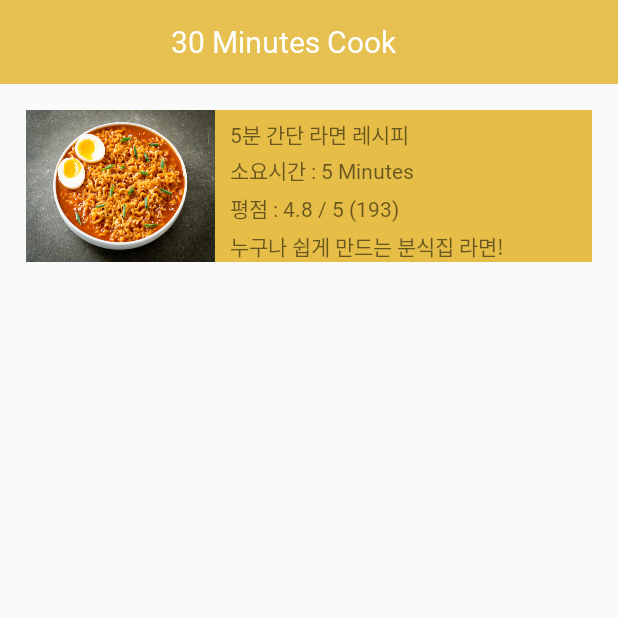
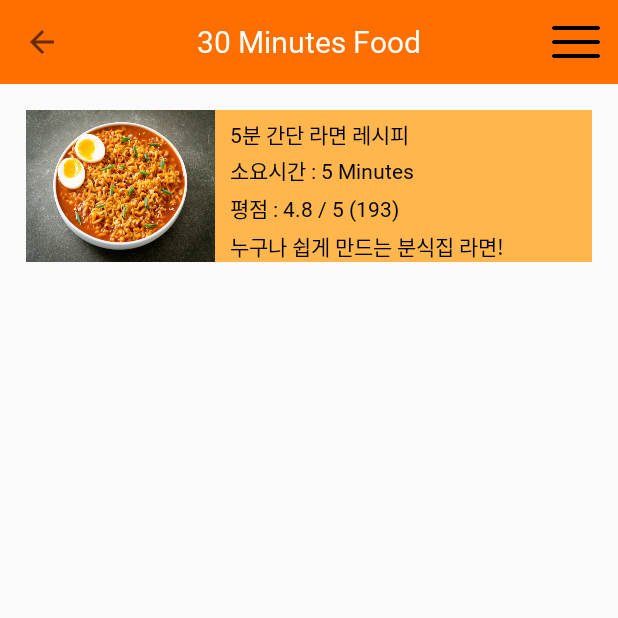
Before and after one commit to SeunPil/Android_WS, an Android app: the screen it shows after launch (MainActivity), on a phone screen of 412 x 824 dp, the top half of it. Run offline under Robolectric (Android 15) with nearby library versions, the phone set to English and light mode, and no system bars; libraries missing offline, so code that uses them is left out: com.ramotion.foldingcell; plain views replace FoldingCell; 2 statements that could not run were skipped.

Commit message:
Toolbar_basic2

```diff
--- a/app/src/main/AndroidManifest.xml
+++ b/app/src/main/AndroidManifest.xml
@@ -7,10 +7,10 @@
         android:dataExtractionRules="@xml/data_extraction_rules"
         android:fullBackupContent="@xml/backup_rules"
         android:icon="@mipmap/ic_launcher"
-        android:label="@string/app_name"
+        android:label=""
         android:roundIcon="@mipmap/ic_launcher_round"
         android:supportsRtl="true"
-        android:theme="@style/Theme.WSApplication"
+        android:theme="@style/Theme.AppCompat.Light.NoActionBar"
         tools:targetApi="31">
         <activity
             android:name=".MainActivity"
--- a/app/src/main/java/com/example/wsapplication/MainActivity.java
+++ b/app/src/main/java/com/example/wsapplication/MainActivity.java
@@ -1,8 +1,10 @@
 package com.example.wsapplication;
 
 import androidx.appcompat.app.AppCompatActivity;
+import androidx.appcompat.widget.Toolbar;
 
 import android.os.Bundle;
+import android.view.Menu;
 import android.view.View;
 import android.widget.Button;
 import android.widget.EditText;
@@ -22,12 +24,27 @@ public class MainActivity extends AppCompatActivity {
 
         // get our folding cell
         final FoldingCell fc = (FoldingCell) findViewById(R.id.folding_cell);
+        Toolbar toolbar = (Toolbar) findViewById(R.id.board_toolbar);
+        setSupportActionBar(toolbar);
+        getSupportActionBar().setDisplayHomeAsUpEnabled(true);
+
+
         // attach click listener to folding cell
         fc.setOnClickListener(new View.OnClickListener() {
             @Override
             public void onClick(View v) {
                 fc.toggle(false);
+
             }
         });
+
+    }
+
+    @Override
+    public boolean onCreateOptionsMenu(Menu menu) {
+        getMenuInflater().inflate(R.menu.menu_toolbar, menu);
+        return true;
+
+
     }
 }
--- a/app/src/main/res/layout/activity_main.xml
+++ b/app/src/main/res/layout/activity_main.xml
@@ -5,21 +5,30 @@
     android:layout_width="match_parent"
     android:layout_height="match_parent"
     android:orientation="vertical"
-    tools:context=".MainActivity"
-    >
+    tools:context=".MainActivity" >
+
 
     <androidx.appcompat.widget.Toolbar
-        android:id="@+id/toolbar"
+        android:id="@+id/board_toolbar"
         android:layout_width="match_parent"
-        android:layout_height="?attr/actionBarSize"
-        android:background="#E6C151"
-        app:titleTextColor="@color/white"
-        android:theme="@style/Theme.WSApplication"
-        android:fontFamily="@font/dalseohealingbold"
-        app:title="                     30 Minutes Cook"
-        />
+        android:layout_height="?actionBarSize"
+        android:background="#ff6f00"
+        app:contentInsetStart="0dp"
+        app:menu="@menu/menu_toolbar"
+        app:titleTextColor="@color/white">
+
+        <TextView
+            android:id="@+id/bar_findText"
+            android:layout_width="wrap_content"
+            android:layout_height="wrap_content"
+            android:layout_gravity="center"
+            android:fontFamily="@font/dalseohealingbold"
+            android:text="30 Minutes Food"
+            android:textColor="@color/white"
+            android:textSize="20sp" />
 
 
+    </androidx.appcompat.widget.Toolbar>
 
     <com.ramotion.foldingcell.FoldingCell
         android:id="@+id/folding_cell"
@@ -79,13 +88,13 @@
                         android:layout_width="match_parent"
                         android:layout_height="25dp"
                         android:layout_weight="1"
-                        android:background="#E6BE47"
+                        android:background="#ffb74d"
                         android:fontFamily="@font/dalseohealingbold"
 
                         android:paddingLeft="10dp"
                         android:paddingTop="5dp"
                         android:gravity="left"
-
+                        android:textColor="@color/black"
                         android:text="5분 간단 라면 레시피" />
 
 
@@ -94,12 +103,12 @@
                         android:layout_width="match_parent"
                         android:layout_height="25dp"
                         android:layout_weight="1"
-                        android:background="#E6BE47"
+                        android:background="#ffb74d"
                         android:fontFamily="@font/dalseohealingbold"
 
                         android:paddingLeft="10dp"
                         android:paddingTop="4dp"
-
+                        android:textColor="@color/black"
                         android:text="소요시간 : 5 Minutes"
                         />
 
@@ -108,12 +117,12 @@
                         android:layout_width="match_parent"
                         android:layout_height="25dp"
                         android:layout_weight="1"
-                        android:background="#E6BE47"
+                        android:background="#ffb74d"
                         android:fontFamily="@font/dalseohealingbold"
 
                         android:paddingLeft="10dp"
                         android:paddingTop="4dp"
-
+                        android:textColor="@color/black"
                         android:text="평점 : 4.8 / 5 (193)" />
 
 <!--                    ## 음식 간단 설명 -->
@@ -121,8 +130,9 @@
                         android:layout_width="match_parent"
                         android:layout_height="25dp"
                         android:layout_weight="1"
-                        android:background="#E6BE47"
+                        android:background="#ffb74d"
                         android:fontFamily="@font/dalseohealingbold"
+                        android:textColor="@color/black"
 
                         android:paddingLeft="10dp"
                         android:paddingTop="4dp"
--- /dev/null
+++ b/app/src/main/res/menu/menu_toolbar.xml
@@ -0,0 +1,13 @@
+<?xml version="1.0" encoding="utf-8"?>
+<menu xmlns:android="http://schemas.android.com/apk/res/android"
+    xmlns:app="http://schemas.android.com/apk/res-auto">
+
+    <item
+        android:id="@+id/item1"
+        android:enabled="true"
+        android:title="메뉴1"
+        android:icon="@drawable/menu_icon"
+        app:showAsAction="always"/>
+
+
+</menu>
```
Also changed, not shown: app/src/main/java/com/example/wsapplication/SubActivity.java (added, +16 -0 lines), app/src/main/res/layout/activity_sub.xml (added, +38 -0 lines), app/src/main/res/drawable-v24/menu_icon.png (added).
